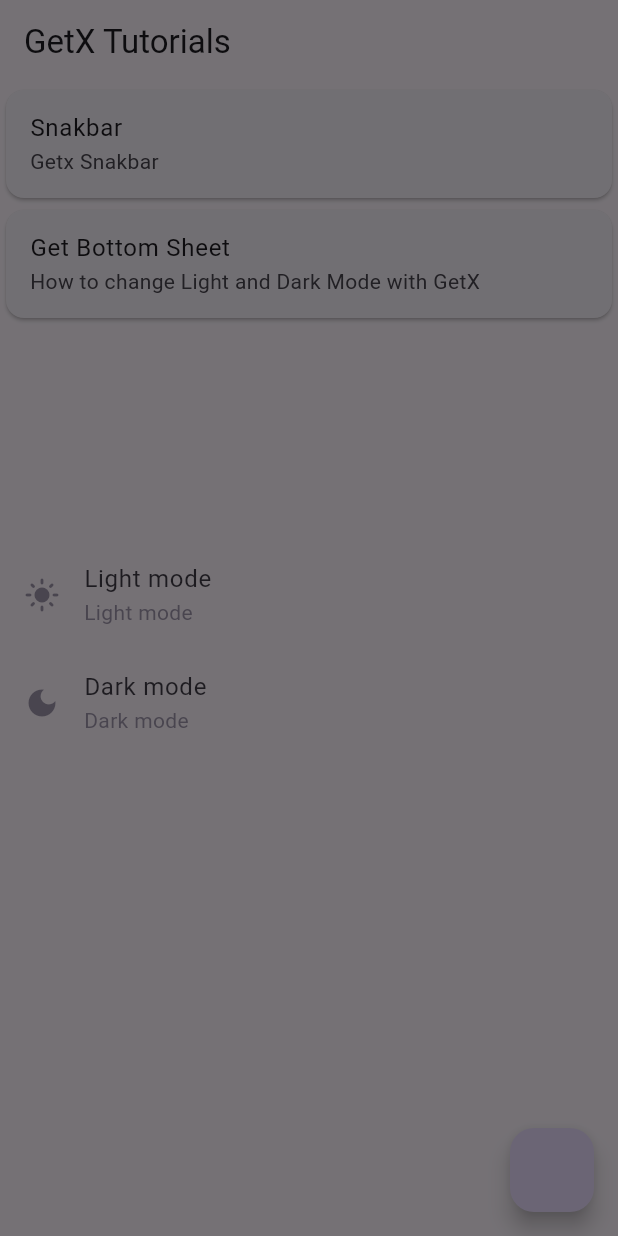
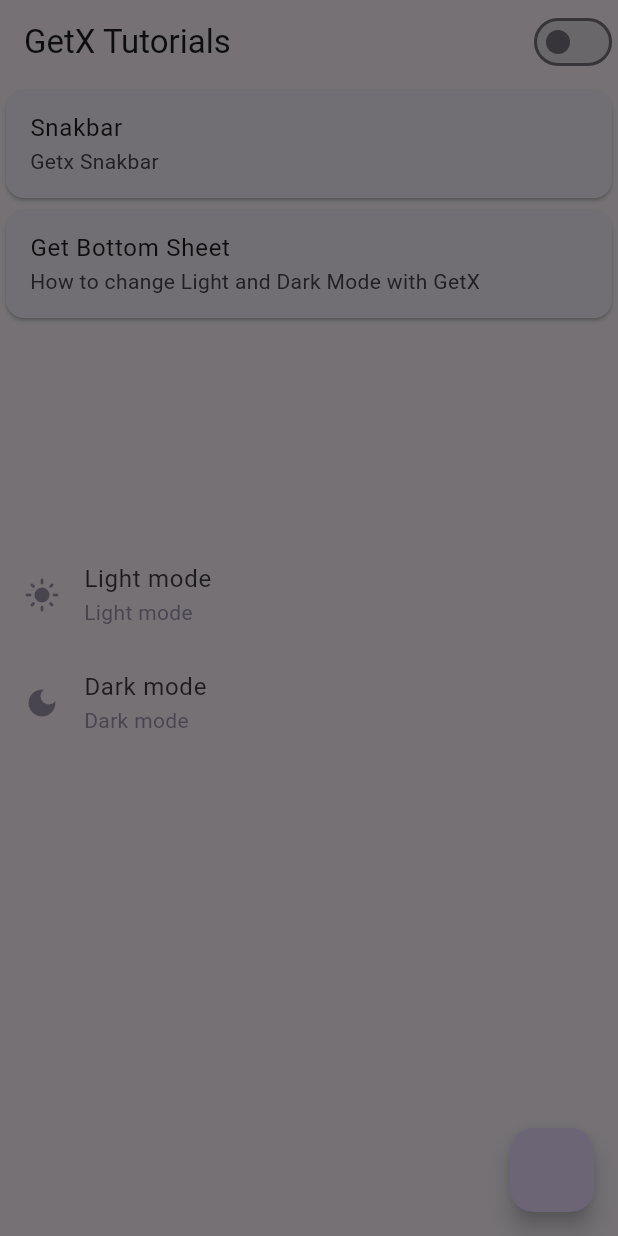
Before and after one commit to hafsaabidsaeed/Flutter-GetX, a Flutter app: the screen it shows after launch, after a tap on "Get Bottom Sheet", on a phone screen of 412 x 824 dp. Run offline on Flutter 3.47's test engine with Material 3 defaults, Android fonts, the phone set to English and light mode, and no system bars; our stand-ins replace get, shared_preferences.

```diff
--- /dev/null
+++ b/getx/lib/Get_theme.dart
@@ -0,0 +1,29 @@
+import 'package:flutter/material.dart';
+import 'package:get/get.dart';
+import 'package:shared_preferences/shared_preferences.dart';
+
+class CtrlTheme extends GetxController{
+  var isLightTheme = false;
+
+  Future<SharedPreferences> _prefs = SharedPreferences.getInstance();
+
+  saveThemeStatus() async {
+    SharedPreferences pref = await _prefs;
+    pref.setBool('theme', isLightTheme);
+  }
+
+  getThemeStatus() async {
+    var isLight = _prefs.then((SharedPreferences prefs) {
+      return prefs.getBool('theme') != null ? prefs.getBool('theme') : true;
+    });
+    isLightTheme = await isLight as bool;
+    Get.changeThemeMode(isLightTheme ? ThemeMode.light : ThemeMode.dark);
+  }
+
+  @override
+  void onInit () {
+    saveThemeStatus();
+    super.onInit();
+  }
+
+}
--- a/getx/lib/light_dark_theme.dart
+++ b/getx/lib/light_dark_theme.dart
@@ -1,5 +1,6 @@
 import 'package:flutter/material.dart';
 import 'package:get/get.dart';
+import 'package:getx/Get_theme.dart';
 
 class GetXUtilScreen extends StatefulWidget {
   const GetXUtilScreen({Key? key}) : super(key: key);
@@ -9,11 +10,27 @@ class GetXUtilScreen extends StatefulWidget {
 }
 
 class _GetXUtilScreenState extends State<GetXUtilScreen> {
+final setTheme = Get.put(CtrlTheme());
   @override
   Widget build(BuildContext context) {
     return Scaffold(
       appBar: AppBar(
         title: Text('GetX Tutorials'),
+        actions: [
+
+
+          Switch(
+            value: setTheme.isLightTheme,// Add a comma here
+            onChanged: (val) {
+              setTheme.isLightTheme = val;
+              Get.changeThemeMode(
+                setTheme.isLightTheme ? ThemeMode.light : ThemeMode.dark,
+              );
+              setTheme.saveThemeStatus();
+            },
+          ),
+
+        ],
       ),
       body: Column(
         children: [
@@ -25,7 +42,6 @@ class _GetXUtilScreenState extends State<GetXUtilScreen> {
                     'this is my appppppppppppppppp lol' ,
                     icon: Icon(Icons.add),
                     onTap: (snap){
-
                     },
                     mainButton: TextButton(onPressed: (){}, child: Text('Click')),
                     backgroundColor: Colors.blue ,
@@ -39,7 +55,6 @@ class _GetXUtilScreenState extends State<GetXUtilScreen> {
           Card(
             child: ListTile(
               onTap: (){
-
                 Get.bottomSheet(
                   Container(
                     decoration:  const BoxDecoration(
--- a/getx/lib/main.dart
+++ b/getx/lib/main.dart
@@ -11,12 +11,34 @@ class MyApp extends StatelessWidget {
 
   @override
   Widget build(BuildContext context) {
+
+    ThemeData _darkTheme = ThemeData(
+
+        brightness: Brightness.dark,
+        primaryColor: Colors.amber,
+        buttonTheme: const ButtonThemeData(
+          buttonColor: Colors.amber,
+          disabledColor: Colors.grey,
+        ));
+
+    ThemeData _lightTheme = ThemeData(
+        brightness: Brightness.light,
+        primaryColor: Colors.blue,
+        buttonTheme: const ButtonThemeData(
+          buttonColor: Colors.blue,
+          disabledColor: Colors.grey,
+        ));
+
     return GetMaterialApp(
+      theme: _lightTheme,
+      darkTheme: _darkTheme,
+      themeMode: ThemeMode.system,
       title: 'Flutter GetX',
       debugShowCheckedModeBanner: false,
       home: Builder(builder: (context){
-        return GetXUtilScreen();
+        return const GetXUtilScreen();
       })
     );
+
   }
 }
--- a/getx/pubspec.yaml
+++ b/getx/pubspec.yaml
@@ -11,6 +11,7 @@ dependencies:
     sdk: flutter
   cupertino_icons: ^1.0.6
   get: ^4.6.6
+  shared_preferences: ^2.2.3
 
 dev_dependencies:
   flutter_test:
```
Also changed, not shown: getx/pubspec.lock, 1 other file.
